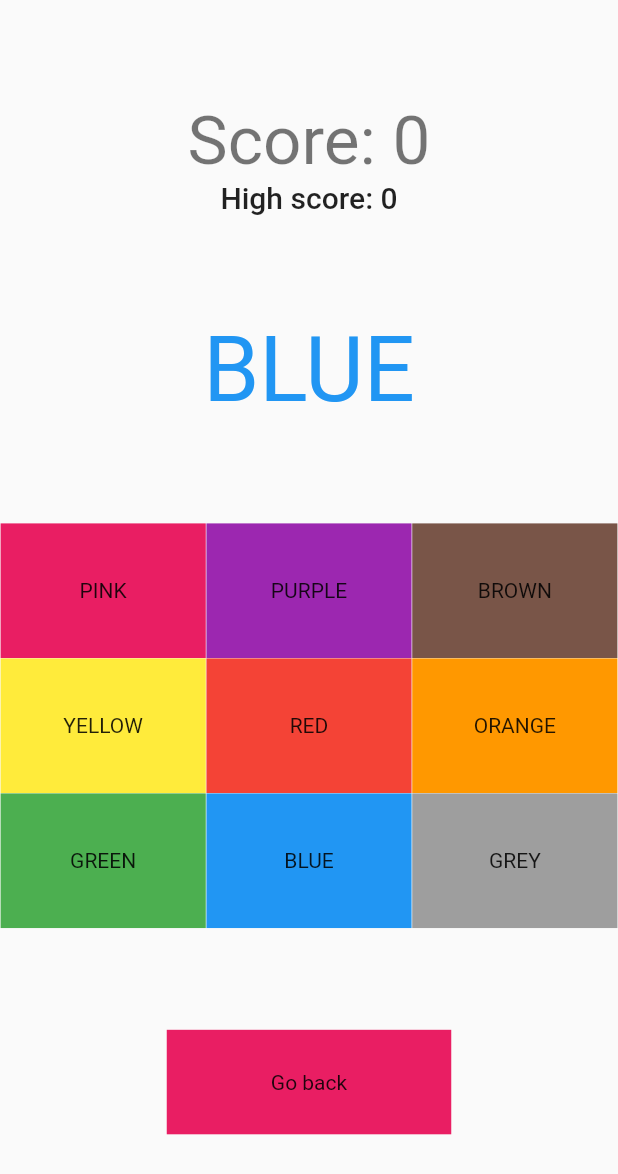
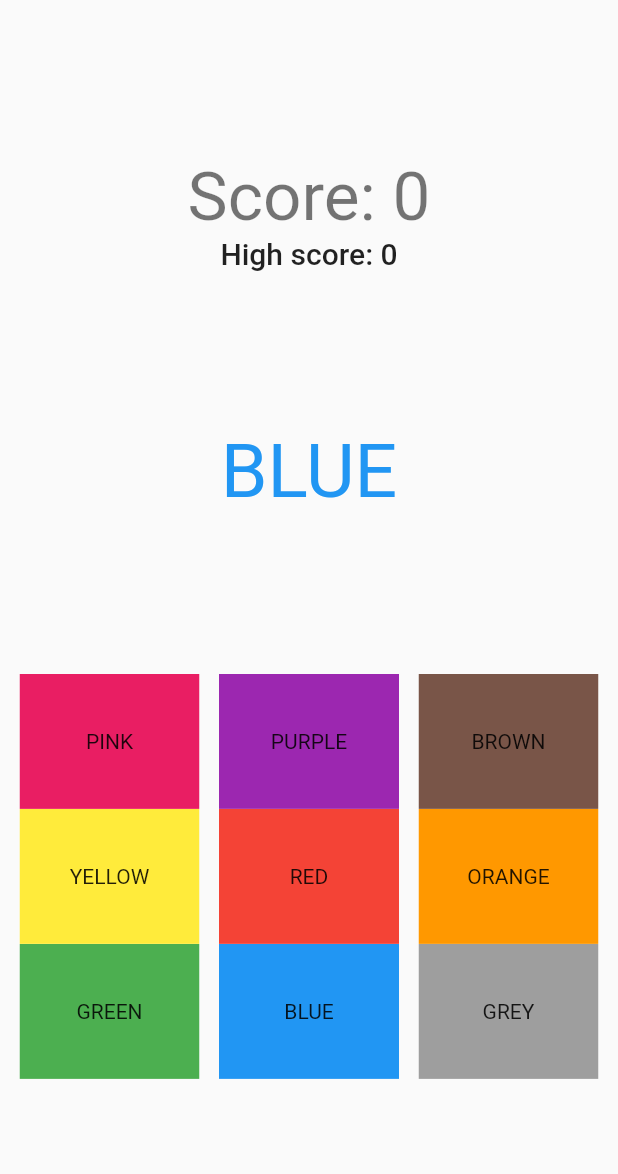
Before and after one commit to NicolasDeFalco/flutter_opticolor, a Flutter app: the screen it shows after launch, after a tap on "Play !", on a phone screen of 412 x 824 dp. Shown: the top 1174 px of the screen. Run offline on Flutter 3.47's test engine with Material 2 defaults, Android fonts, the light colour scheme and no system bars; our stand-ins replace shared_preferences.

Commit message:
Fixed issue with android
We now can play the game on Android device.

```diff
--- a/lib/coreGame/game.dart
+++ b/lib/coreGame/game.dart
@@ -130,7 +130,7 @@ class GameState extends State<Game> {
               ),
               Text(
                 writtenText[rngText - 1],
-              style: TextStyle(color: fontColor[rngFont - 1], fontSize: 60),
+                style: TextStyle(color: fontColor[rngFont - 1], fontSize: 50),
               ),
               Column(
                 mainAxisAlignment: MainAxisAlignment.spaceAround,
@@ -139,7 +139,7 @@ class GameState extends State<Game> {
                     mainAxisAlignment: MainAxisAlignment.spaceEvenly,
                     children: <Widget>[
                       SizedBox.fromSize(
-                      size: const Size(137, 90),
+                        size: const Size(120, 90),
                         child: ClipRRect(
                           child: Material(
                             color: Colors.pink,
@@ -161,7 +161,7 @@ class GameState extends State<Game> {
                         ),
                       ),
                       SizedBox.fromSize(
-                      size: const Size(137, 90),
+                        size: const Size(120, 90),
                         child: ClipRRect(
                           child: Material(
                             color: Colors.purple,
@@ -183,7 +183,7 @@ class GameState extends State<Game> {
                         ),
                       ),
                       SizedBox.fromSize(
-                      size: const Size(137, 90),
+                        size: const Size(120, 90),
                         child: ClipRRect(
                           child: Material(
                             color: Colors.brown,
@@ -210,7 +210,7 @@ class GameState extends State<Game> {
                     mainAxisAlignment: MainAxisAlignment.spaceEvenly,
                     children: <Widget>[
                       SizedBox.fromSize(
-                      size: const Size(137, 90),
+                        size: const Size(120, 90),
                         child: ClipRRect(
                           child: Material(
                             color: Colors.yellow,
@@ -232,7 +232,7 @@ class GameState extends State<Game> {
                         ),
                       ),
                       SizedBox.fromSize(
-                      size: const Size(137, 90),
+                        size: const Size(120, 90),
                         child: ClipRRect(
                           child: Material(
                             color: Colors.red,
@@ -254,7 +254,7 @@ class GameState extends State<Game> {
                         ),
                       ),
                       SizedBox.fromSize(
-                      size: const Size(137, 90),
+                        size: const Size(120, 90),
                         child: ClipRRect(
                           child: Material(
                             color: Colors.orange,
@@ -281,7 +281,7 @@ class GameState extends State<Game> {
                     mainAxisAlignment: MainAxisAlignment.spaceEvenly,
                     children: <Widget>[
                       SizedBox.fromSize(
-                      size: const Size(137, 90),
+                        size: const Size(120, 90),
                         child: ClipRRect(
                           child: Material(
                             color: Colors.green,
@@ -303,7 +303,7 @@ class GameState extends State<Game> {
                         ),
                       ),
                       SizedBox.fromSize(
-                      size: const Size(137, 90),
+                        size: const Size(120, 90),
                         child: ClipRRect(
                           child: Material(
                             color: Colors.blue,
@@ -325,7 +325,7 @@ class GameState extends State<Game> {
                         ),
                       ),
                       SizedBox.fromSize(
-                      size: const Size(137, 90),
+                        size: const Size(120, 90),
                         child: ClipRRect(
                           child: Material(
                             color: Colors.grey,
@@ -350,28 +350,7 @@ class GameState extends State<Game> {
                   ),
                 ],
               ),
-            SizedBox.fromSize(
-              size: const Size(190, 70),
-              child: ClipRRect(
-                child: Material(
-                  color: Colors.pink,
-                  child: InkWell(
-                    //splashColor: Colors.white,
-                    onTap: () {
-                      _callback(context);
-                    },
-                    child: Column(
-                      mainAxisAlignment: MainAxisAlignment.center,
-                      children: const <Widget>[
-                        Text("Go back"),
-                      ],
-                    ),
-                  ),
-                ),
-              ),
-            ),
-          ],
-        ),
+            ]),
       ),
     );
   }
--- a/lib/main.dart
+++ b/lib/main.dart
@@ -8,6 +8,7 @@ void main() async {
 }
 
 Future<int> getHighscore() async {
+  WidgetsFlutterBinding.ensureInitialized();
   final prefs = await SharedPreferences.getInstance();
   final savedHighscore = prefs.getInt('highscore') ?? 0;
   return savedHighscore as int;
--- a/pubspec.yaml
+++ b/pubspec.yaml
@@ -1,4 +1,4 @@
-name: flutter_opticolor
+name: opticolor
 description: A new Flutter project.
 
 # The following line prevents the package from being accidentally published to
```
Also changed, not shown: 1 other file. Lines whose indentation alone changed are shown as unchanged.
